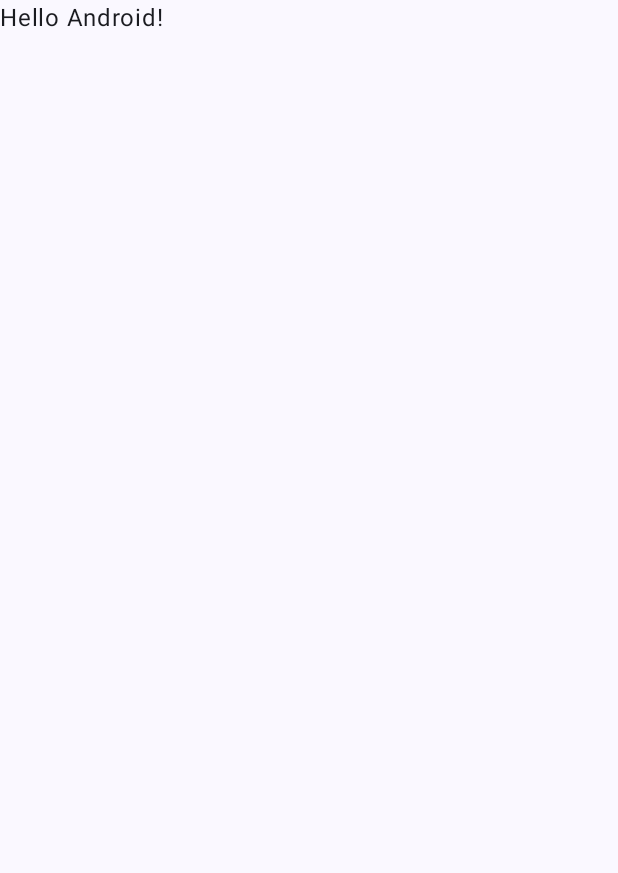
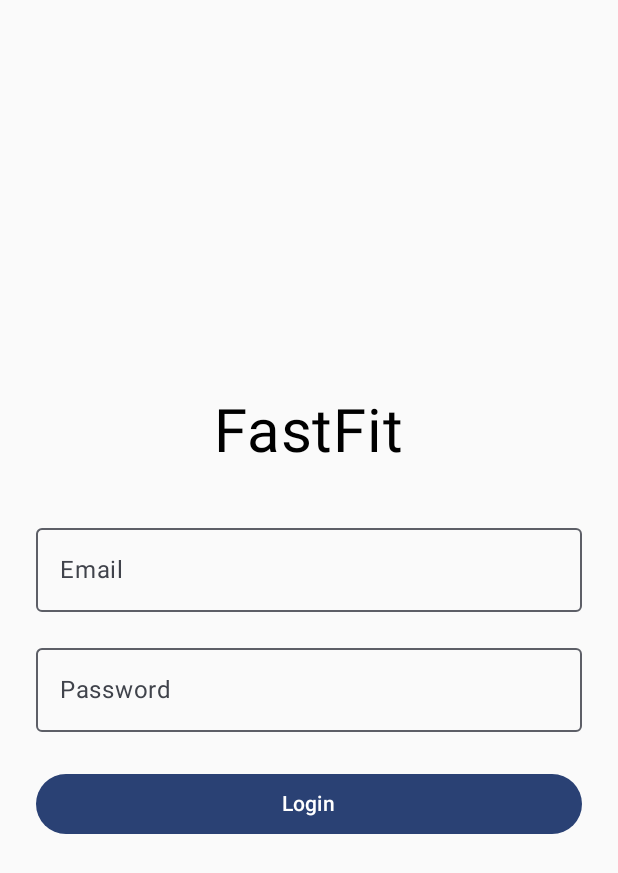
Before and after one commit to ZackMandicoot/FastFit, an Android app built with Jetpack Compose: the screen it shows after launch (MainActivity), on a phone screen of 412 x 824 dp. Before the commit the part shown is almost empty. Shown: the top 873 px of the screen. Run offline under Robolectric (Android 15) with nearby library versions, the phone set to English and light mode, and no system bars; our stand-ins replace Firebase (no records; nobody signed in at launch, a user with empty details on screens opened directly).

Commit message:
Implement login

```diff
--- a/app/build.gradle.kts
+++ b/app/build.gradle.kts
@@ -37,8 +37,12 @@ android {
 }
 
 dependencies {
-    implementation(platform("com.google.firebase:firebase-bom:35.2.0"))
+    implementation(platform("com.google.firebase:firebase-bom:34.6.0"))
     implementation("com.google.firebase:firebase-analytics")
+    implementation("com.google.firebase:firebase-auth")
+    implementation("androidx.credentials:credentials:1.3.0")
+    implementation("androidx.credentials:credentials-play-services-auth:1.3.0")
+    implementation("com.google.android.libraries.identity.googleid:googleid:1.1.1")
     implementation(platform(libs.androidx.compose.bom))
     implementation(libs.androidx.activity.compose)
     implementation(libs.androidx.compose.material3)
--- /dev/null
+++ b/app/src/main/java/edu/virginia/cs4720/fastfit/LoginScreen.kt
@@ -0,0 +1,111 @@
+package edu.virginia.cs4720.fastfit
+import com.google.firebase.auth.FirebaseAuth
+
+import androidx.compose.foundation.layout.*
+import androidx.compose.foundation.text.KeyboardOptions
+import androidx.compose.material3.*
+import androidx.compose.runtime.*
+import androidx.compose.ui.Alignment
+import androidx.compose.ui.Modifier
+import androidx.compose.ui.text.input.PasswordVisualTransformation
+import androidx.compose.ui.text.input.KeyboardType
+import androidx.compose.ui.unit.dp
+import androidx.compose.ui.unit.sp
+
+@Composable
+fun LoginScreen() {
+    var email by remember { mutableStateOf("") }
+    var password by remember { mutableStateOf("") }
+    var errorMessage by remember { mutableStateOf("") }
+    val auth = remember { FirebaseAuth.getInstance() }
+    var isLoggedIn by remember {
+        mutableStateOf(auth.currentUser != null)
+    }
+
+    if (isLoggedIn) {
+        Column(
+            modifier = Modifier.fillMaxSize(),
+            horizontalAlignment = Alignment.CenterHorizontally,
+            verticalArrangement = Arrangement.Center
+        ) {
+            Text("Welcome to FastFit!")
+
+            Text(auth.currentUser?.email ?: "")
+
+            Button(
+                onClick = {
+                    auth.signOut()
+                    isLoggedIn = false
+                    password = ""
+                }
+            ) {
+                Text("Logout")
+            }
+        }
+        return
+    }
+
+    Column(
+        modifier = Modifier
+            .fillMaxSize()
+            .padding(24.dp),
+        horizontalAlignment = Alignment.CenterHorizontally,
+        verticalArrangement = Arrangement.Center
+    ) {
+        Text(
+            text = "FastFit",
+            fontSize = 40.sp
+        )
+
+        Spacer(modifier = Modifier.height(32.dp))
+
+        OutlinedTextField(
+            value = email,
+            onValueChange = { email = it },
+            label = { Text("Email") },
+            keyboardOptions = KeyboardOptions(
+                keyboardType = KeyboardType.Email
+            ),
+            singleLine = true,
+            modifier = Modifier.fillMaxWidth()
+        )
+
+        Spacer(modifier = Modifier.height(16.dp))
+
+        OutlinedTextField(
+            value = password,
+            onValueChange = { password = it },
+            label = { Text("Password") },
+            visualTransformation = PasswordVisualTransformation(),
+            singleLine = true,
+            modifier = Modifier.fillMaxWidth()
+        )
+
+        Spacer(modifier = Modifier.height(24.dp))
+
+        Button(
+            onClick = {
+                if (email.isBlank() || password.isBlank()) {
+                    errorMessage = "Please enter your email and password."
+                } else {
+                    errorMessage = ""
+
+                    auth.signInWithEmailAndPassword(
+                        email.trim(),
+                        password
+                    ).addOnCompleteListener { task ->
+                        if (task.isSuccessful) {
+                            isLoggedIn = true
+                            errorMessage = ""
+                        } else {
+                            errorMessage = "Login failed. Check your credentials."
+                        }
+                    }
+                }
+            },
+            modifier = Modifier.fillMaxWidth()
+        ) {
+            Text("Login")
+        }
+    }
+}
--- a/app/src/main/java/edu/virginia/cs4720/fastfit/MainActivity.kt
+++ b/app/src/main/java/edu/virginia/cs4720/fastfit/MainActivity.kt
@@ -19,12 +19,7 @@ class MainActivity : ComponentActivity() {
         enableEdgeToEdge()
         setContent {
             FastFitTheme {
-                Scaffold(modifier = Modifier.fillMaxSize()) { innerPadding ->
-                    Greeting(
-                        name = "Android",
-                        modifier = Modifier.padding(innerPadding)
-                    )
-                }
+                LoginScreen()
             }
         }
     }
```
Also changed, not shown: 2 other files.
